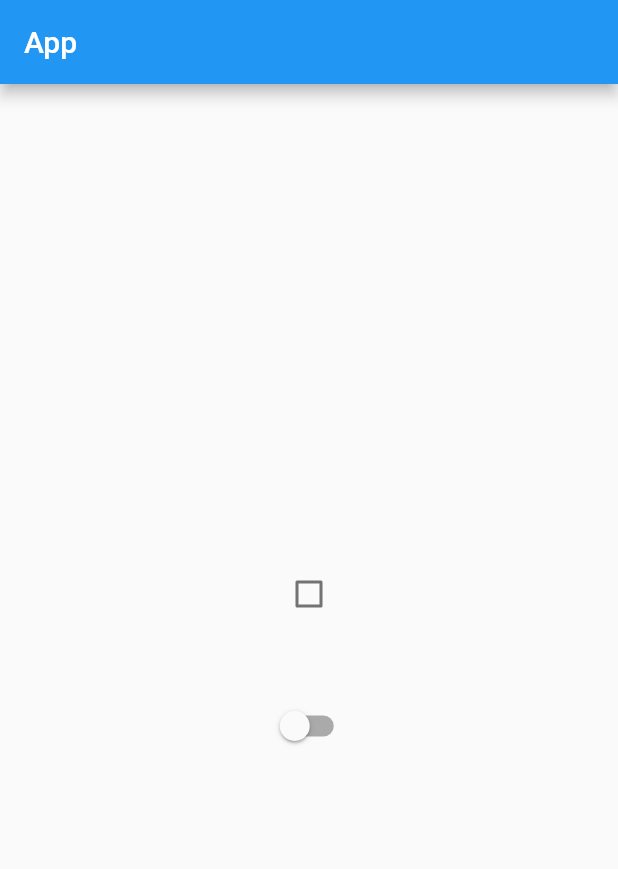
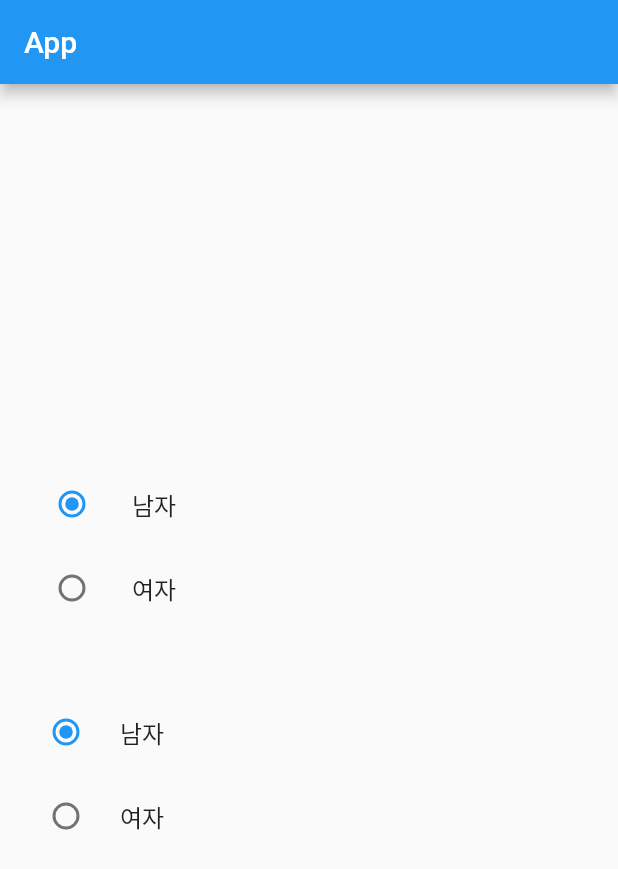
Before and after one commit to wkdgus1164/flutter-study, a Flutter app: the screen it shows after launch, on a phone screen of 412 x 824 dp. Shown: the top 869 px of the screen. Run offline on Flutter 3.47's test engine with Material 2 defaults, Android fonts, the phone set to English and light mode, and no system bars.

Commit message:
feat: ListTile, RadioListTile (#3)

```diff
--- a/flutter_app/lib/main.dart
+++ b/flutter_app/lib/main.dart
@@ -17,8 +17,10 @@ class MyHomePage extends StatefulWidget {
   _MyHomePageState createState() => _MyHomePageState();
 }
 
+enum Gender { man, women }
+
 class _MyHomePageState extends State<MyHomePage> {
-  var _isChecked = false;
+  Gender _gender = Gender.man;
 
   @override
   Widget build(BuildContext context) {
@@ -32,21 +34,53 @@ class _MyHomePageState extends State<MyHomePage> {
             child: Column(
               mainAxisAlignment: MainAxisAlignment.center,
               children: <Widget>[
-                Checkbox(
-                    value: _isChecked,
+                ListTile(
+                  title: const Text("남자"),
+                  leading: Radio(
+                    value: Gender.man,
+                    groupValue: _gender,
                     onChanged: (value) {
                       setState(() {
-                        _isChecked = value!;
+                        _gender = value as Gender;
                       });
-                    }),
+                    },
+                  ),
+                ),
+                ListTile(
+                  title: const Text("여자"),
+                  leading: Radio(
+                    value: Gender.women,
+                    groupValue: _gender,
+                    onChanged: (value) {
+                      setState(() {
+                        _gender = value as Gender;
+                      });
+                    },
+                  ),
+                ),
                 const SizedBox(
                   height: 40,
                 ),
-                Switch(value: _isChecked, onChanged: (value) {
-                  setState(() {
-                    _isChecked = value;
-                  });
-                })
+                RadioListTile(
+                  title: const Text("남자"),
+                  value: Gender.man,
+                  groupValue: _gender,
+                  onChanged: (value) {
+                    setState(() {
+                      _gender = value as Gender;
+                    });
+                  },
+                ),
+                RadioListTile(
+                  title: const Text("여자"),
+                  value: Gender.women,
+                  groupValue: _gender,
+                  onChanged: (value) {
+                    setState(() {
+                      _gender = value as Gender;
+                    });
+                  },
+                )
               ],
             ),
           ),
```
